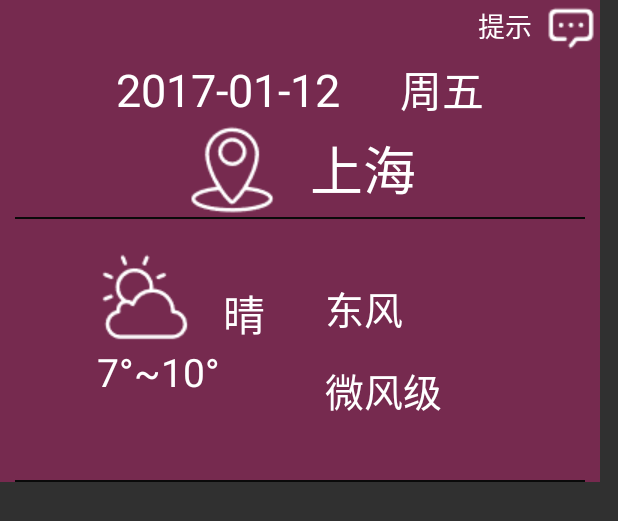
After one commit to BabyMelvin/CYWeather, an Android app: the layout my_dialog_activity.xml on its own in the app's theme, with its tools: preview values and no code run, on a phone screen of 412 x 824 dp. The commit adds this screen. Shown: the top 521 px of the screen. Run offline under Robolectric (Android 15) with nearby library versions, the phone set to English and light mode, and no system bars.

Commit message:
compelete the show message from the voice control interface and the timer 5s

```diff
--- /dev/null
+++ b/app/src/main/res/layout/my_dialog_activity.xml
@@ -0,0 +1,172 @@
+<?xml version="1.0" encoding="utf-8"?>
+<LinearLayout xmlns:android="http://schemas.android.com/apk/res/android"
+              android:layout_width="600dp"
+              android:layout_height="wrap_content"
+            >
+    <LinearLayout
+        android:orientation="vertical"
+        android:layout_width="400dp"
+        android:layout_height="wrap_content"
+        android:gravity="center"
+        android:background="#6ed4237a">
+        <LinearLayout
+            android:layout_gravity="right"
+            android:padding="3dp"
+            android:layout_width="wrap_content"
+            android:layout_height="wrap_content">
+            <TextView
+                android:layout_marginLeft="20dp"
+                android:textSize="18sp"
+                android:textColor="@color/colorWhite"
+                android:layout_width="wrap_content"
+                android:layout_height="wrap_content"
+                android:text="提示"/>
+            <ImageButton
+                android:id="@+id/ib_hint_voice"
+                android:paddingLeft="10dp"
+                android:layout_gravity="center_horizontal"
+                android:layout_width="wrap_content"
+                android:layout_height="wrap_content"
+                android:src="@drawable/hint"
+                android:background="@drawable/selector_imagebutton"/>
+        </LinearLayout>
+        <LinearLayout
+            android:layout_width="wrap_content"
+            android:layout_height="wrap_content">
+            <TextView
+                android:id="@+id/tv_data_voice"
+                android:textColor="@color/colorWhite"
+                android:layout_width="wrap_content"
+                android:layout_height="wrap_content"
+                android:textSize="30sp"
+                android:text="2017-01-12"/>
+            <TextView
+                android:id="@+id/tv_week_voice"
+                android:textColor="@color/colorWhite"
+                android:layout_marginLeft="40dp"
+                android:layout_width="wrap_content"
+                android:layout_height="wrap_content"
+                android:textSize="28sp"
+                android:text="周五"/>
+        </LinearLayout>
+        <LinearLayout
+            android:layout_width="wrap_content"
+            android:layout_height="wrap_content"
+            >
+            <ImageView
+                android:layout_width="wrap_content"
+                android:layout_height="wrap_content"
+                android:src="@drawable/location"/>
+            <TextView
+                android:layout_width="wrap_content"
+                android:layout_height="wrap_content"
+                android:textColor="@color/colorWhite"
+                android:text="上海"
+                android:paddingLeft="20dp"
+                android:textSize="35sp"
+                android:layout_gravity="center"/>
+        </LinearLayout>
+        <TextView
+            android:layout_width="380dp"
+            android:layout_height="1dp"
+            android:background="#0A0A0A"/>
+        <LinearLayout
+            android:layout_width="wrap_content"
+            android:layout_height="wrap_content">
+            <RelativeLayout
+                android:paddingTop="20dp"
+                android:layout_width="wrap_content"
+                android:layout_height="wrap_content">
+                <ImageButton
+                    android:id="@+id/iv_weather_voice"
+                    android:layout_width="wrap_content"
+                    android:layout_height="wrap_content"
+                    android:src="@drawable/cloudy"
+                    android:background="@drawable/selector_imagebutton"/>
+                <TextView
+                    android:id="@+id/tv_weather_voice"
+                    android:layout_toRightOf="@+id/iv_weather_voice"
+                    android:layout_width="wrap_content"
+                    android:layout_height="wrap_content"
+                    android:paddingLeft="20dp"
+                    android:layout_alignBottom="@+id/iv_weather_voice"
+                    android:textSize="28sp"
+                    android:textColor="@color/colorWhite"
+                    android:text="晴"/>
+                <TextView
+                    android:layout_width="wrap_content"
+                    android:layout_height="wrap_content"
+                    android:textColor="@color/colorWhite"
+                    android:textSize="26sp"
+                    android:layout_below="@+id/iv_weather_voice"
+                    android:text="7°~10°"/>
+            </RelativeLayout>
+            <LinearLayout
+                android:layout_gravity="bottom"
+                android:layout_width="wrap_content"
+                android:layout_height="wrap_content"
+                android:orientation="vertical"
+                android:padding="40dp">
+                <TextView
+                    android:layout_width="wrap_content"
+                    android:layout_height="wrap_content"
+                    android:textColor="@color/colorWhite"
+                    android:textSize="26sp"
+                    android:text="东风"/>
+                <TextView
+                    android:paddingTop="15dp"
+                    android:layout_width="wrap_content"
+                    android:layout_height="wrap_content"
+                    android:textColor="@color/colorWhite"
+                    android:textSize="26sp"
+                    android:text="微风级"/>
+            </LinearLayout>
+        </LinearLayout>
+        <TextView
+            android:layout_width="380dp"
+            android:layout_height="1dp"
+            android:background="#0A0A0A"/>
+    </LinearLayout>
+    <LinearLayout
+        android:visibility="invisible"
+        android:id="@+id/ly_hint_voice"
+        android:layout_weight="1"
+        android:layout_width="0dp"
+        android:orientation="vertical"
+        android:layout_height="wrap_content"
+        >
+        <TextView
+            android:layout_width="match_parent"
+            android:layout_height="wrap_content"
+            android:background="#707070"
+            android:padding="3dp"
+            android:textSize="18sp"
+            android:gravity="left"
+            android:text="温馨提示："/>
+        <TextView
+            android:layout_width="match_parent"
+            android:layout_height="wrap_content"
+            android:background="#707070"
+            android:padding="3dp"
+            android:textSize="18sp"
+            android:gravity="left"
+            android:text="1. 按方向键[下]，选中天气图标，点击确定键即进入应用，查看天气详情。"/>
+        <TextView
+            android:layout_width="match_parent"
+            android:layout_height="wrap_content"
+            android:background="#707070"
+            android:padding="3dp"
+            android:textSize="18sp"
+            android:gravity="left"
+            android:text="2. 按一次返回键退出提示，再按返回键退出提示"/>
+        <TextView
+            android:layout_width="match_parent"
+            android:layout_height="wrap_content"
+            android:background="#707070"
+            android:padding="3dp"
+            android:textSize="18sp"
+            android:gravity="left"
+            android:text="3. 在5秒内，无操作。自动退出天气显示"/>
+    </LinearLayout>
+
+</LinearLayout>
--- a/app/src/main/res/values/colors.xml
+++ b/app/src/main/res/values/colors.xml
@@ -5,4 +5,6 @@
     <color name="colorAccent">#FF4081</color>
     <color name="colorBlack">#000</color>
     <color name="colorBlue">#5013227a</color>
+    <color name="transparent">#9000</color>
+    <color name="colorWhite">#fff</color>
 </resources>
--- a/app/src/main/res/values/styles.xml
+++ b/app/src/main/res/values/styles.xml
@@ -7,5 +7,19 @@
         <item name="colorPrimaryDark">@color/colorPrimaryDark</item>
         <item name="colorAccent">@color/colorAccent</item>
     </style>
-
+    <style name="Theme.Transparent" parent="Theme.AppCompat.Light.NoActionBar">
+        <item name="android:windowIsTranslucent">true</item>
+        <item name="android:windowBackground">@android:color/transparent</item>
+        <item name="android:windowContentOverlay">@null</item>
+        <item name="android:windowNoTitle">true</item>
+        <item name="android:windowIsFloating">true</item>
+        <item name="android:backgroundDimEnabled">true</item>
+    </style>
+    <style name="MyDialog">
+        <item name="android:windowIsTranslucent">true</item>
+        <item name="android:windowBackground">@android:color/transparent</item>
+        <item name="android:windowContentOverlay">@null</item>
+        <item name="android:windowIsFloating">true</item>
+        <item name="android:backgroundDimEnabled">true</item>
+    </style>
 </resources>
```
Also changed, not shown: app/src/main/AndroidManifest.xml (+5 -2 lines), app/src/main/java/com/chuangjia/cyweather/ShowWeatherFromVoice.java (+102 -39 lines), app/src/main/java/com/chuangjia/cyweather/receiver/VoiceWeatherReceiver.java (+8 -1 lines), app/src/main/res/layout/dialog_voice_weather.xml (deleted, +0 -10 lines).
